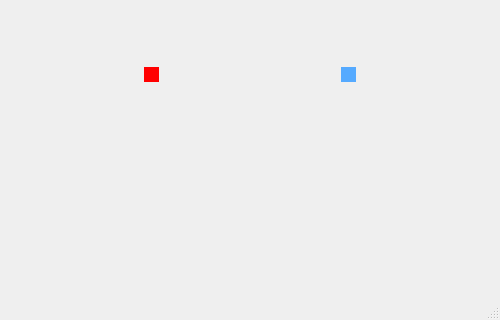
Qt form mainwindow.ui (hdhzero/Trem) before a commit; both pictures show x 0 to 500 and y 180 to 500 of the 500 by 500 pixel window.
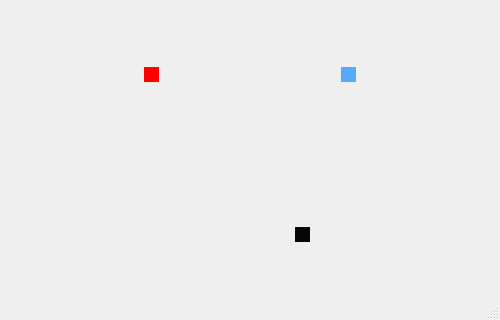
The same form after that commit. Icons and pictures are not drawn.

Commit message: fourth train walk path logic

```diff
--- a/mainwindow.ui
+++ b/mainwindow.ui
@@ -94,6 +94,22 @@
      <string/>
     </property>
    </widget>
+   <widget class="QLabel" name="labelTrem04">
+    <property name="geometry">
+     <rect>
+      <x>295</x>
+      <y>390</y>
+      <width>15</width>
+      <height>15</height>
+     </rect>
+    </property>
+    <property name="styleSheet">
+     <string notr="true">background-color: rgb(7, 7, 7);</string>
+    </property>
+    <property name="text">
+     <string/>
+    </property>
+   </widget>
   </widget>
   <widget class="QMenuBar" name="menuBar">
    <property name="geometry">
```
The commit also changes 2 other files.
